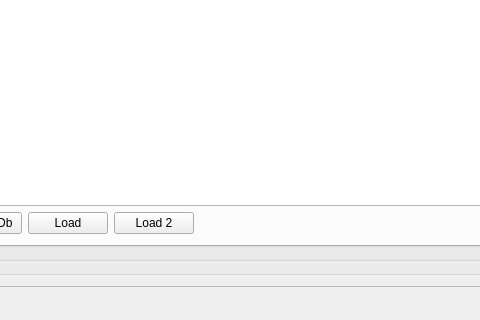
Old version of the form retek2.ui in the repository horvathzoltan/retek2; both pictures show x 687 to 1167 and y 381 to 701 of the 1360 by 701 pixel window.
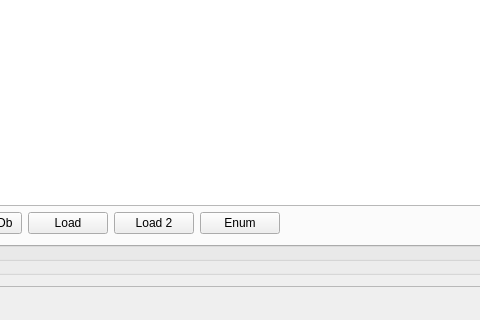
New version of the form. Icons and pictures are not drawn.

The edit to the form file:
```diff
--- a/retek2.ui
+++ b/retek2.ui
@@ -35,8 +35,8 @@
         <rect>
          <x>0</x>
          <y>0</y>
-         <width>1340</width>
-         <height>628</height>
+         <width>1326</width>
+         <height>649</height>
         </rect>
        </property>
        <layout class="QGridLayout" name="gridLayout_2">
@@ -536,6 +536,13 @@
                       </property>
                      </widget>
                     </item>
+                    <item>
+                     <widget class="QPushButton" name="pushButton_5">
+                      <property name="text">
+                       <string>Enum</string>
+                      </property>
+                     </widget>
+                    </item>
                     <item>
                      <spacer name="horizontalSpacer_2">
                       <property name="orientation">
```
Left out of the diff: 17 changed lines with no effect on the pictures.
